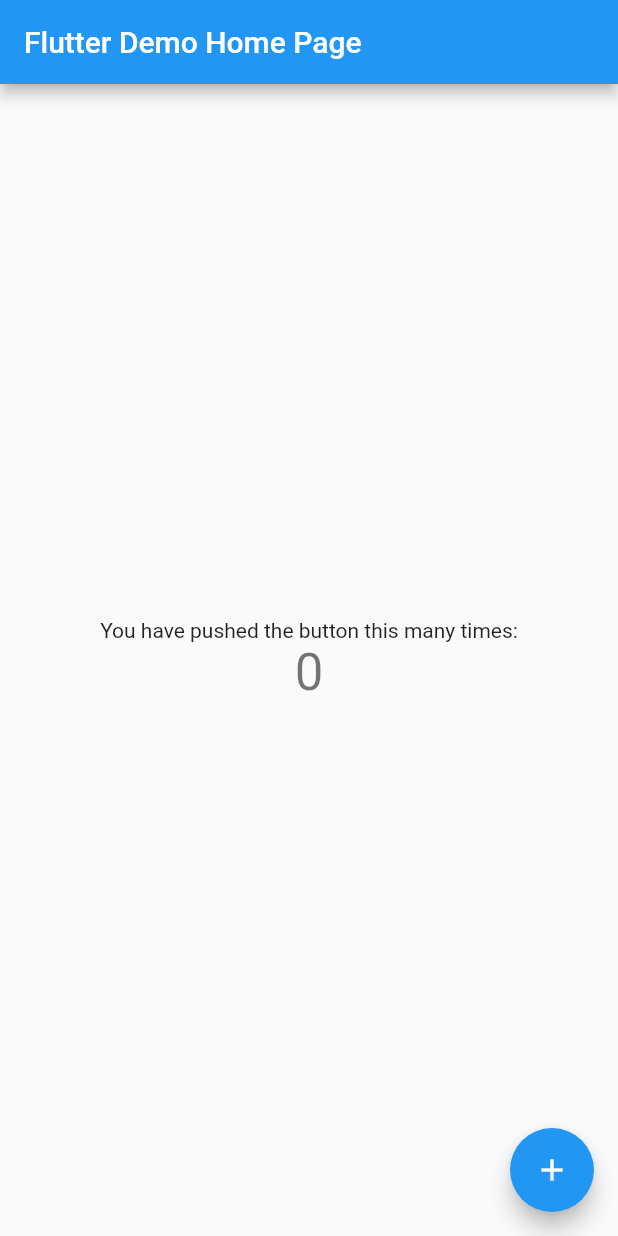
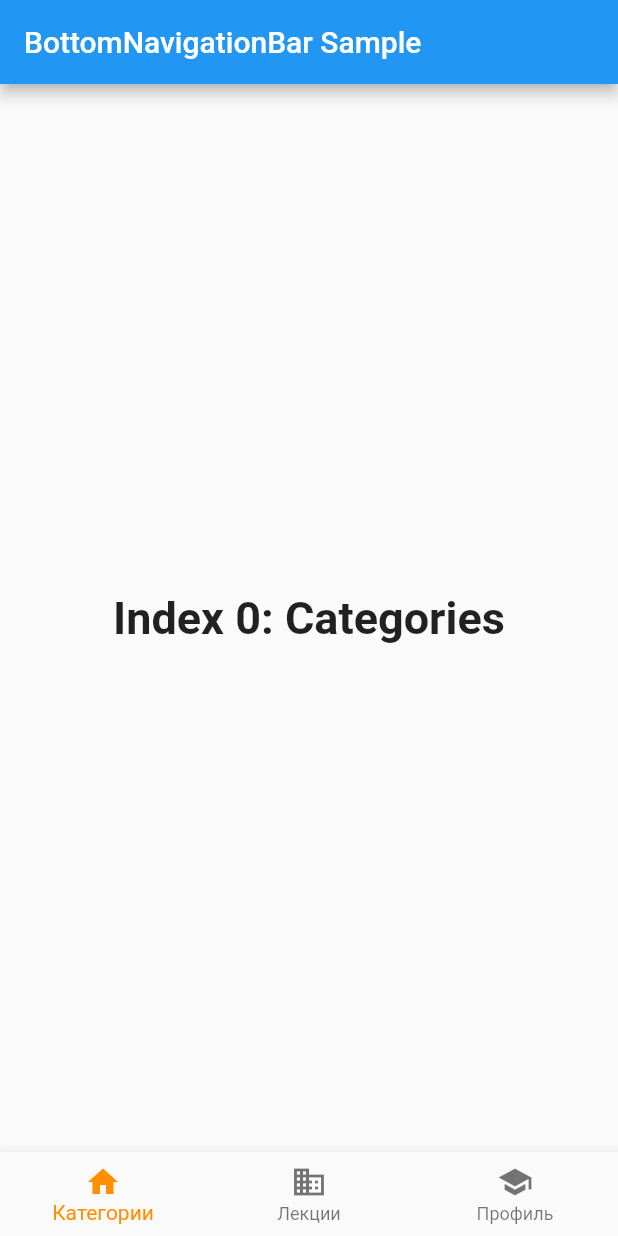
Before and after one commit to sv-makh/team15, a Flutter app: the screen it shows after launch, on a phone screen of 412 x 824 dp. Run offline on Flutter 3.47's test engine with Material 2 defaults, Android fonts, the phone set to English and light mode, and no system bars.

Commit message:
add bottom navigation bar and widget files

```diff
--- /dev/null
+++ b/lib/Screens/categories.dart
@@ -0,0 +1,12 @@
+import 'package:flutter/material.dart';
+
+class Categories {
+
+  Widget categories() {
+    return Text(
+      'Index 0: Categories',
+      style: TextStyle(fontSize: 30, fontWeight: FontWeight.bold),
+    );
+  }
+
+}
--- /dev/null
+++ b/lib/Screens/lectures.dart
@@ -0,0 +1,12 @@
+import 'package:flutter/material.dart';
+
+class Lectures {
+
+  Widget lectures() {
+    return Text(
+      'Index 1: Lectures',
+      style: TextStyle(fontSize: 30, fontWeight: FontWeight.bold),
+    );
+  }
+
+}
--- /dev/null
+++ b/lib/Screens/profile.dart
@@ -0,0 +1,12 @@
+import 'package:flutter/material.dart';
+
+class Profile {
+
+  Widget profile() {
+    return Text(
+      'Index 2: Profile',
+      style: TextStyle(fontSize: 30, fontWeight: FontWeight.bold),
+    );
+  }
+
+}
--- a/lib/main.dart
+++ b/lib/main.dart
@@ -1,115 +1,76 @@
+//import 'package:flutter/foundation.dart';
 import 'package:flutter/material.dart';
+import 'package:team15/Screens/categories.dart';
+import 'package:team15/Screens/lectures.dart';
+import 'package:team15/Screens/profile.dart';
 
-void main() {
-  runApp(const MyApp());
-}
+void main() => runApp(const MyApp());
 
 class MyApp extends StatelessWidget {
   const MyApp({Key? key}) : super(key: key);
 
-  // This widget is the root of your application.
+  static const String _title = 'Flutter Code Sample';
+
   @override
   Widget build(BuildContext context) {
-    return MaterialApp(
-      title: 'Flutter Demo',
-      theme: ThemeData(
-        // This is the theme of your application.
-        //
-        // Try running your application with "flutter run". You'll see the
-        // application has a blue toolbar. Then, without quitting the app, try
-        // changing the primarySwatch below to Colors.green and then invoke
-        // "hot reload" (press "r" in the console where you ran "flutter run",
-        // or simply save your changes to "hot reload" in a Flutter IDE).
-        // Notice that the counter didn't reset back to zero; the application
-        // is not restarted.
-        primarySwatch: Colors.blue,
-      ),
-      home: const MyHomePage(title: 'Flutter Demo Home Page'),
+    return const MaterialApp(
+      title: _title,
+      home: MyStatefulWidget(),
     );
   }
 }
 
-class MyHomePage extends StatefulWidget {
-  const MyHomePage({Key? key, required this.title}) : super(key: key);
-
-  // This widget is the home page of your application. It is stateful, meaning
-  // that it has a State object (defined below) that contains fields that affect
-  // how it looks.
-
-  // This class is the configuration for the state. It holds the values (in this
-  // case the title) provided by the parent (in this case the App widget) and
-  // used by the build method of the State. Fields in a Widget subclass are
-  // always marked "final".
-
-  final String title;
+class MyStatefulWidget extends StatefulWidget {
+  const MyStatefulWidget({Key? key}) : super(key: key);
 
   @override
-  State<MyHomePage> createState() => _MyHomePageState();
+  State<MyStatefulWidget> createState() => _MyStatefulWidgetState();
 }
 
-class _MyHomePageState extends State<MyHomePage> {
-  int _counter = 0;
+class _MyStatefulWidgetState extends State<MyStatefulWidget> {
+  int _selectedIndex = 0;
+  static const TextStyle optionStyle =
+  TextStyle(fontSize: 30, fontWeight: FontWeight.bold);
+  static List<Widget> _widgetOptions = <Widget>[
+    Categories().categories(),
+    Lectures().lectures(),
+    Profile().profile(),
+  ];
 
-  void _incrementCounter() {
+  void _onItemTapped(int index) {
     setState(() {
-      // This call to setState tells the Flutter framework that something has
-      // changed in this State, which causes it to rerun the build method below
-      // so that the display can reflect the updated values. If we changed
-      // _counter without calling setState(), then the build method would not be
-      // called again, and so nothing would appear to happen.
-      _counter++;
+      _selectedIndex = index;
     });
   }
 
   @override
   Widget build(BuildContext context) {
-    // This method is rerun every time setState is called, for instance as done
-    // by the _incrementCounter method above.
-    //
-    // The Flutter framework has been optimized to make rerunning build methods
-    // fast, so that you can just rebuild anything that needs updating rather
-    // than having to individually change instances of widgets.
     return Scaffold(
       appBar: AppBar(
-        // Here we take the value from the MyHomePage object that was created by
-        // the App.build method, and use it to set our appbar title.
-        title: Text(widget.title),
+        title: const Text('BottomNavigationBar Sample'),
       ),
       body: Center(
-        // Center is a layout widget. It takes a single child and positions it
-        // in the middle of the parent.
-        child: Column(
-          // Column is also a layout widget. It takes a list of children and
-          // arranges them vertically. By default, it sizes itself to fit its
-          // children horizontally, and tries to be as tall as its parent.
-          //
-          // Invoke "debug painting" (press "p" in the console, choose the
-          // "Toggle Debug Paint" action from the Flutter Inspector in Android
-          // Studio, or the "Toggle Debug Paint" command in Visual Studio Code)
-          // to see the wireframe for each widget.
-          //
-          // Column has various properties to control how it sizes itself and
-          // how it positions its children. Here we use mainAxisAlignment to
-          // center the children vertically; the main axis here is the vertical
-          // axis because Columns are vertical (the cross axis would be
-          // horizontal).
-          mainAxisAlignment: MainAxisAlignment.center,
-          children: <Widget>[
-            const Text(
-              'You have pushed the button this many times:',
-            ),
-            Text(
-              '$_counter',
-              style: Theme.of(context).textTheme.headline4,
-            ),
-          ],
-        ),
+        child: _widgetOptions.elementAt(_selectedIndex),
       ),
-      floatingActionButton: FloatingActionButton(
-        onPressed: _incrementCounter,
-        tooltip: 'Increment',
-        child: const Icon(Icons.add),
-      ), // This trailing comma makes auto-formatting nicer for build methods.
+      bottomNavigationBar: BottomNavigationBar(
+        items: const <BottomNavigationBarItem>[
+          BottomNavigationBarItem(
+            icon: Icon(Icons.home),
+            label: 'Категории',
+          ),
+          BottomNavigationBarItem(
+            icon: Icon(Icons.business),
+            label: 'Лекции',
+          ),
+          BottomNavigationBarItem(
+            icon: Icon(Icons.school),
+            label: 'Профиль',
+          ),
+        ],
+        currentIndex: _selectedIndex,
+        selectedItemColor: Colors.amber[800],
+        onTap: _onItemTapped,
+      ),
     );
   }
 }
```
